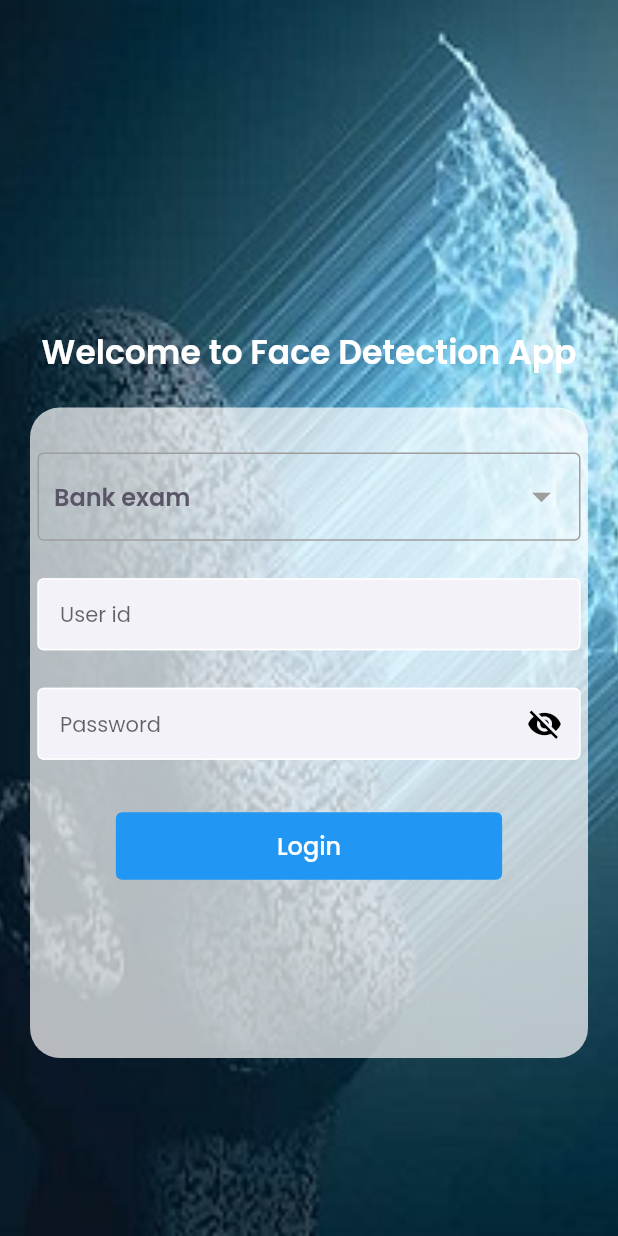
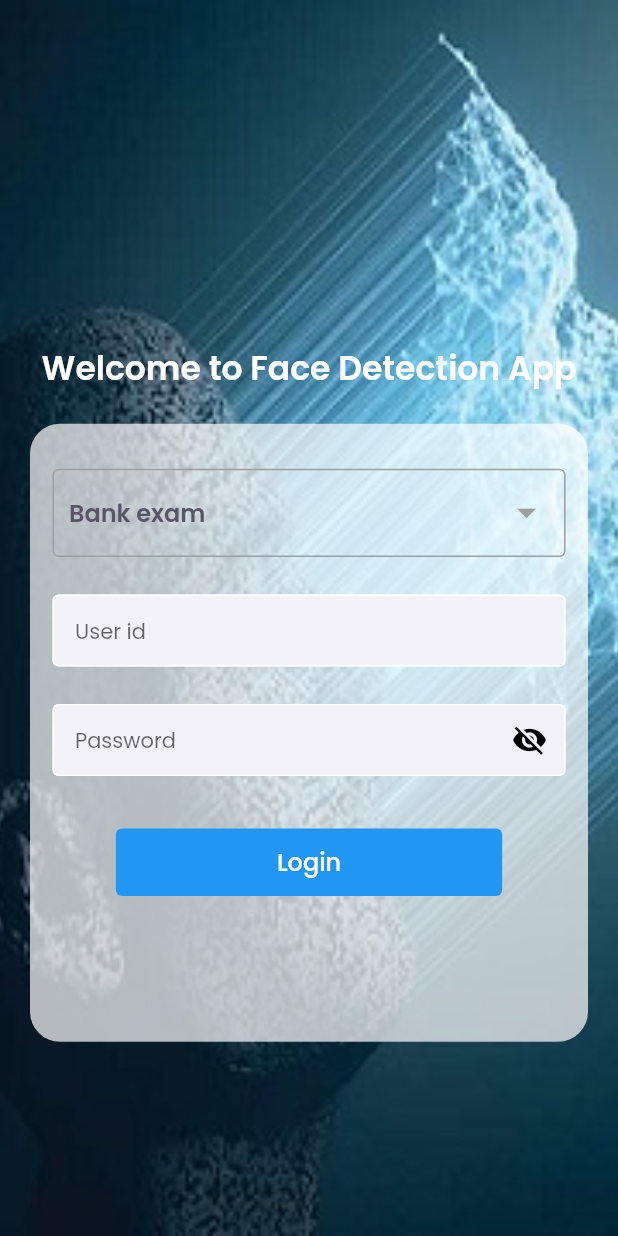
Before and after one commit to asmfahim1/face_detect_user_part, a Flutter app: the screen it shows after launch, after a tap on "Welcome to our platform", on a phone screen of 412 x 824 dp. Run offline on Flutter 3.47's test engine with Material 2 defaults, Android fonts, the phone set to English and light mode, and no system bars; our stand-ins replace flutter_svg, get, google_fonts, image_picker, package_info_plus, shared_preferences and 2 more; accounts and stored records are empty; generated files the repository leaves out were written again.

Commit message:
loginfrom field update

```diff
--- a/lib/module/auth/login/view/widgets/login_form_section_widget.dart
+++ b/lib/module/auth/login/view/widgets/login_form_section_widget.dart
@@ -27,9 +27,9 @@ class _LoginFormSectionWidgetState extends State<LoginFormSectionWidget> {
       return Form(
         key: _formKey,
         child: Container(
-          height: size.height / 1.9,
+          height: size.height / 2,
           width: size.width,
-          padding: const EdgeInsets.symmetric(horizontal: 5),
+          padding: const EdgeInsets.symmetric(horizontal: 15),
           decoration: BoxDecoration(
             color: whiteColor.withOpacity(0.7),
             borderRadius: BorderRadius.circular(20),
```
